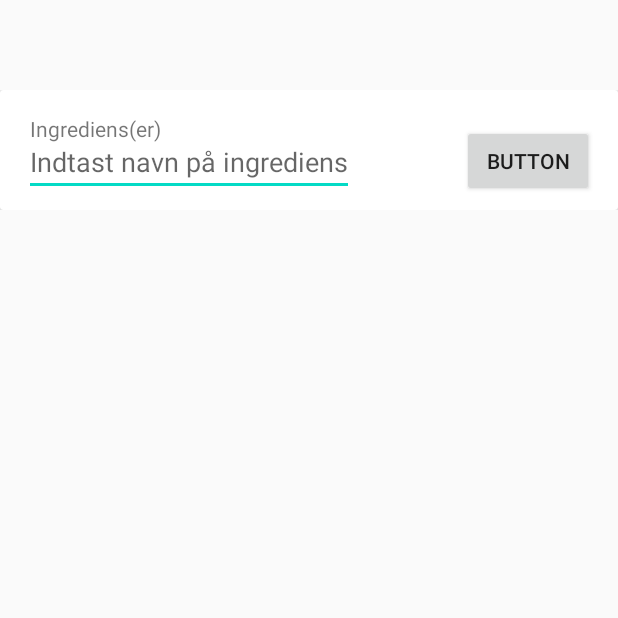
After one commit to aleksanderlj/MadBudget, an Android app: the CreateRecipesActivity screen opened directly, with no data from a screen before it, on a phone screen of 412 x 824 dp, the top half of it. The commit adds this screen. Run offline under Robolectric (Android 15) with nearby library versions, the phone set to English and light mode, and no system bars.

Commit message:
started working on create recipe

```diff
--- a/app/build.gradle
+++ b/app/build.gradle
@@ -30,6 +30,9 @@ dependencies {
     implementation 'androidx.core:core-ktx:1.3.1'
     implementation 'androidx.appcompat:appcompat:1.2.0'
     implementation 'androidx.constraintlayout:constraintlayout:2.0.1'
+    implementation 'androidx.recyclerview:recyclerview:1.1.0'
+    implementation 'androidx.cardview:cardview:1.0.0'
+    implementation 'com.google.android.material:material:1.2.1'
     testImplementation 'junit:junit:4.12'
     androidTestImplementation 'androidx.test.ext:junit:1.1.1'
     androidTestImplementation 'androidx.test.espresso:espresso-core:3.2.0'
--- a/app/src/main/AndroidManifest.xml
+++ b/app/src/main/AndroidManifest.xml
@@ -17,7 +17,7 @@
             </intent-filter>
         </activity>
         <activity android:name=".Recipes"/>
-        <activity android:name=".CreateRecipes"/>
+        <activity android:name=".CreateRecipesActivity"/>
     </application>
 
 </manifest>
--- a/app/src/main/java/com/example/madbudget/CreateRecipes.kt
+++ /dev/null
@@ -1,13 +0,0 @@
-package com.example.madbudget
-
-import android.os.Bundle
-import androidx.appcompat.app.AppCompatActivity
-
-class CreateRecipes : AppCompatActivity(){
-    override fun onCreate(savedInstanceState: Bundle?) {
-        super.onCreate(savedInstanceState)
-        setContentView(R.layout.activity_create_recipes)
-
-
-    }
-}
--- /dev/null
+++ b/app/src/main/java/com/example/madbudget/CreateRecipesActivity.kt
@@ -0,0 +1,37 @@
+package com.example.madbudget
+
+import android.os.Bundle
+import androidx.appcompat.app.AppCompatActivity
+import androidx.recyclerview.widget.LinearLayoutManager
+import com.example.madbudget.models.Ingredient
+import kotlinx.android.synthetic.main.activity_create_recipes.*
+
+class CreateRecipesActivity : AppCompatActivity(){
+
+    override fun onCreate(savedInstanceState: Bundle?) {
+        super.onCreate(savedInstanceState)
+        setContentView(R.layout.activity_create_recipes)
+
+        val ingredientList: ArrayList<Ingredient> = ArrayList()
+
+        val ingredient1 = Ingredient()
+
+        ingredientList.add(ingredient1)
+
+        ingredient_list.adapter = IngredientAdapter(ingredientList)
+        ingredient_list.layoutManager = LinearLayoutManager(this)
+        ingredient_list.setHasFixedSize(true)
+
+    }
+
+
+
+
+
+
+
+
+
+
+
+}
--- /dev/null
+++ b/app/src/main/java/com/example/madbudget/IngredientAdapter.kt
@@ -0,0 +1,37 @@
+package com.example.madbudget
+
+import android.text.Editable
+import android.view.LayoutInflater
+import android.view.View
+import android.view.ViewGroup
+import android.widget.Button
+import android.widget.EditText
+import androidx.appcompat.view.menu.ActionMenuItemView
+import androidx.recyclerview.widget.RecyclerView
+import com.example.madbudget.models.Ingredient
+import kotlinx.android.synthetic.main.ingredient_item.view.*
+
+class IngredientAdapter(private val myDataset: ArrayList<Ingredient>) : RecyclerView.Adapter<IngredientAdapter.IngredientViewHolder>() {
+
+    override fun onCreateViewHolder(parent: ViewGroup, viewType: Int): IngredientViewHolder {
+        var itemView = LayoutInflater.from(parent.context).inflate(R.layout.ingredient_item,parent,false)
+        return IngredientViewHolder(itemView)
+    }
+
+    override fun onBindViewHolder(holder: IngredientViewHolder, position: Int) {
+        val currentItem = myDataset[position]
+        holder.editText.text.clear()
+        holder.editText.text.append(currentItem.ingredientName)
+
+    }
+
+    override fun getItemCount(): Int {
+        return myDataset.size
+    }
+
+    class IngredientViewHolder(itemView: View) : RecyclerView.ViewHolder(itemView) {
+        var editText: EditText = itemView.ingredient_name
+
+    }
+
+}
--- a/app/src/main/java/com/example/madbudget/MainActivity.kt
+++ b/app/src/main/java/com/example/madbudget/MainActivity.kt
@@ -15,7 +15,7 @@ class MainActivity : AppCompatActivity() {
             startActivity(recipesActivity);
         }
         createRecipes.setOnClickListener{
-            val createRecipesActivity = Intent(this, CreateRecipes::class.java)
+            val createRecipesActivity = Intent(this, CreateRecipesActivity::class.java)
             startActivity(createRecipesActivity)
         }
     }
--- a/app/src/main/java/com/example/madbudget/Recipes.kt
+++ b/app/src/main/java/com/example/madbudget/Recipes.kt
@@ -2,6 +2,7 @@ package com.example.madbudget
 
 import android.os.Bundle
 import androidx.appcompat.app.AppCompatActivity
+import com.example.madbudget.models.Ingredient
 
 class Recipes : AppCompatActivity() {
     override fun onCreate(savedInstanceState: Bundle?) {
@@ -9,5 +10,8 @@ class Recipes : AppCompatActivity() {
         setContentView(R.layout.activity_recipes)
 
 
+
+
+
     }
 }
--- /dev/null
+++ b/app/src/main/java/com/example/madbudget/models/Ingredient.kt
@@ -0,0 +1,11 @@
+package com.example.madbudget.models
+
+class Ingredient(
+    var ingredientName: String,
+    var amount: Double?,
+    var ingredientId: Int?,
+    var ingredientType: String
+) {
+    constructor() : this("",null,null,"")
+
+}
--- /dev/null
+++ b/app/src/main/java/com/example/madbudget/models/Recipe.kt
@@ -0,0 +1,11 @@
+package com.example.madbudget.models
+
+class Recipe(
+    var recipeName: String,
+    var recipeId: String,
+    var recipeRating: Int,
+    var recipeTimeToMake: String,
+    var ingredientList: List<Ingredient>
+) {
+
+}
--- a/app/src/main/res/layout/activity_create_recipes.xml
+++ b/app/src/main/res/layout/activity_create_recipes.xml
@@ -1,6 +1,39 @@
 <?xml version="1.0" encoding="utf-8"?>
 <androidx.constraintlayout.widget.ConstraintLayout
-    xmlns:android="http://schemas.android.com/apk/res/android" android:layout_width="match_parent"
+    xmlns:android="http://schemas.android.com/apk/res/android"
+    xmlns:app="http://schemas.android.com/apk/res-auto"
+    xmlns:tools="http://schemas.android.com/tools"
+    android:layout_width="match_parent"
     android:layout_height="match_parent">
 
+    <androidx.constraintlayout.widget.Guideline
+        android:id="@+id/guideline"
+        android:layout_width="wrap_content"
+        android:layout_height="wrap_content"
+        android:orientation="horizontal"
+        app:layout_constraintGuide_begin="60dp" />
+
+    <androidx.constraintlayout.widget.Guideline
+        android:id="@+id/guideline2"
+        android:layout_width="wrap_content"
+        android:layout_height="wrap_content"
+        android:orientation="vertical"
+        app:layout_constraintGuide_begin="40dp" />
+
+    <androidx.constraintlayout.widget.Guideline
+        android:id="@+id/guideline3"
+        android:layout_width="wrap_content"
+        android:layout_height="wrap_content"
+        android:orientation="vertical"
+        app:layout_constraintGuide_begin="370dp" />
+
+    <androidx.recyclerview.widget.RecyclerView
+        android:id="@+id/ingredient_list"
+        android:layout_width="match_parent"
+        android:layout_height="wrap_content"
+        android:paddingBottom="10dp"
+        app:layout_constraintEnd_toEndOf="parent"
+        app:layout_constraintStart_toStartOf="parent"
+        app:layout_constraintTop_toTopOf="@+id/guideline"
+        tools:listitem="@layout/ingredient_item" />
 </androidx.constraintlayout.widget.ConstraintLayout>
--- /dev/null
+++ b/app/src/main/res/layout/ingredient_item.xml
@@ -0,0 +1,78 @@
+<?xml version="1.0" encoding="utf-8"?>
+<androidx.cardview.widget.CardView xmlns:android="http://schemas.android.com/apk/res/android"
+    xmlns:app="http://schemas.android.com/apk/res-auto"
+    xmlns:tools="http://schemas.android.com/tools"
+    android:layout_width="match_parent" android:layout_height="wrap_content">
+
+    <androidx.constraintlayout.widget.ConstraintLayout
+        android:layout_width="match_parent"
+        android:layout_height="match_parent">
+
+        <TextView
+            android:id="@+id/title_text"
+            android:layout_width="wrap_content"
+            android:layout_height="wrap_content"
+            android:layout_marginStart="4dp"
+            android:text="Ingrediens(er)"
+            app:layout_constraintBottom_toTopOf="@+id/guideline7"
+            app:layout_constraintStart_toStartOf="@+id/guideline5"
+            app:layout_constraintTop_toTopOf="@+id/guideline8" />
+
+        <androidx.constraintlayout.widget.Guideline
+            android:id="@+id/guideline5"
+            android:layout_width="wrap_content"
+            android:layout_height="wrap_content"
+            android:orientation="vertical"
+            app:layout_constraintGuide_begin="16dp" />
+
+        <androidx.constraintlayout.widget.Guideline
+            android:id="@+id/guideline6"
+            android:layout_width="wrap_content"
+            android:layout_height="wrap_content"
+            android:orientation="vertical"
+            app:layout_constraintGuide_end="16dp" />
+
+        <androidx.constraintlayout.widget.Guideline
+            android:id="@+id/guideline7"
+            android:layout_width="wrap_content"
+            android:layout_height="wrap_content"
+            android:orientation="horizontal"
+            app:layout_constraintGuide_begin="35dp" />
+
+        <androidx.constraintlayout.widget.Guideline
+            android:id="@+id/guideline8"
+            android:layout_width="wrap_content"
+            android:layout_height="wrap_content"
+            android:orientation="horizontal"
+            app:layout_constraintGuide_begin="16dp" />
+
+        <EditText
+            android:id="@+id/ingredient_name"
+            android:layout_width="wrap_content"
+            android:layout_height="wrap_content"
+            android:layout_marginBottom="20dp"
+            android:hint="Indtast navn på ingrediens"
+            app:layout_constraintBottom_toTopOf="@+id/guideline10"
+            app:layout_constraintStart_toStartOf="@+id/guideline5"
+            app:layout_constraintTop_toBottomOf="@+id/title_text" />
+
+        <androidx.constraintlayout.widget.Guideline
+            android:id="@+id/guideline10"
+            android:layout_width="wrap_content"
+            android:layout_height="wrap_content"
+            android:orientation="horizontal"
+            app:layout_constraintGuide_begin="80dp" />
+
+        <Button
+            android:id="@+id/button"
+            android:layout_width="wrap_content"
+            android:layout_height="wrap_content"
+            android:layout_marginBottom="20dp"
+            android:text="Button"
+            app:layout_constraintBottom_toTopOf="@+id/guideline10"
+            app:layout_constraintEnd_toStartOf="@+id/guideline6"
+            app:layout_constraintTop_toTopOf="@+id/guideline7" />
+
+    </androidx.constraintlayout.widget.ConstraintLayout>
+
+</androidx.cardview.widget.CardView>
--- a/build.gradle
+++ b/build.gradle
@@ -6,7 +6,7 @@ buildscript {
         jcenter()
     }
     dependencies {
-        classpath "com.android.tools.build:gradle:4.0.0"
+        classpath 'com.android.tools.build:gradle:4.0.1'
         classpath "org.jetbrains.kotlin:kotlin-gradle-plugin:$kotlin_version"
 
         // NOTE: Do not place your application dependencies here; they belong
```
